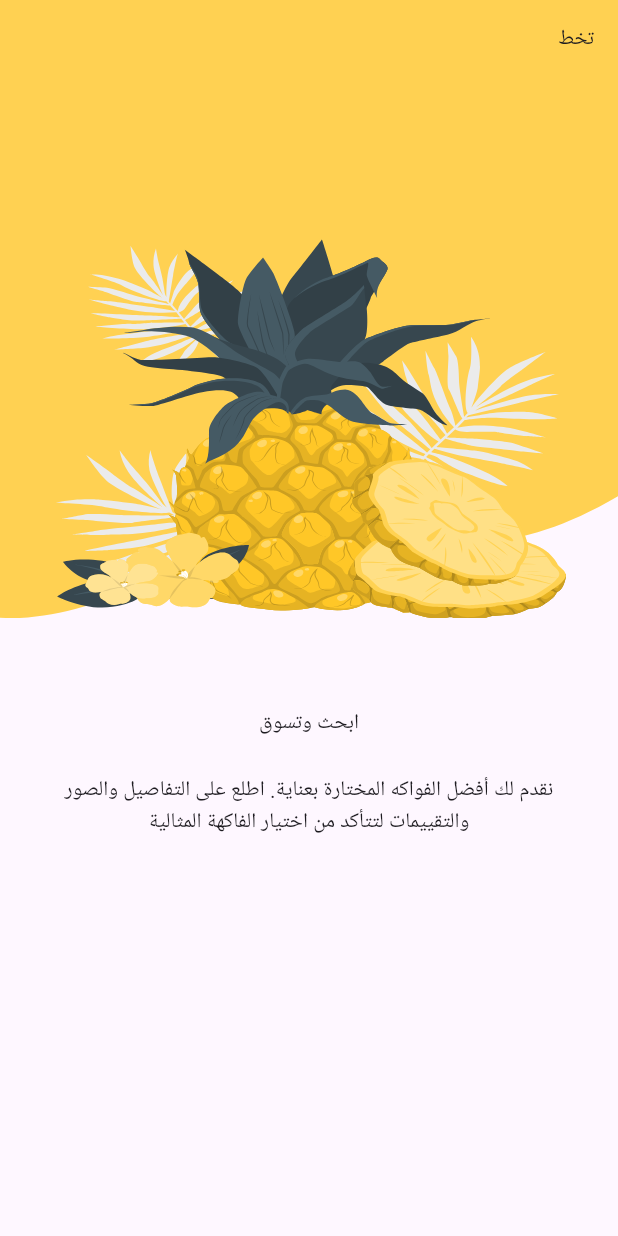
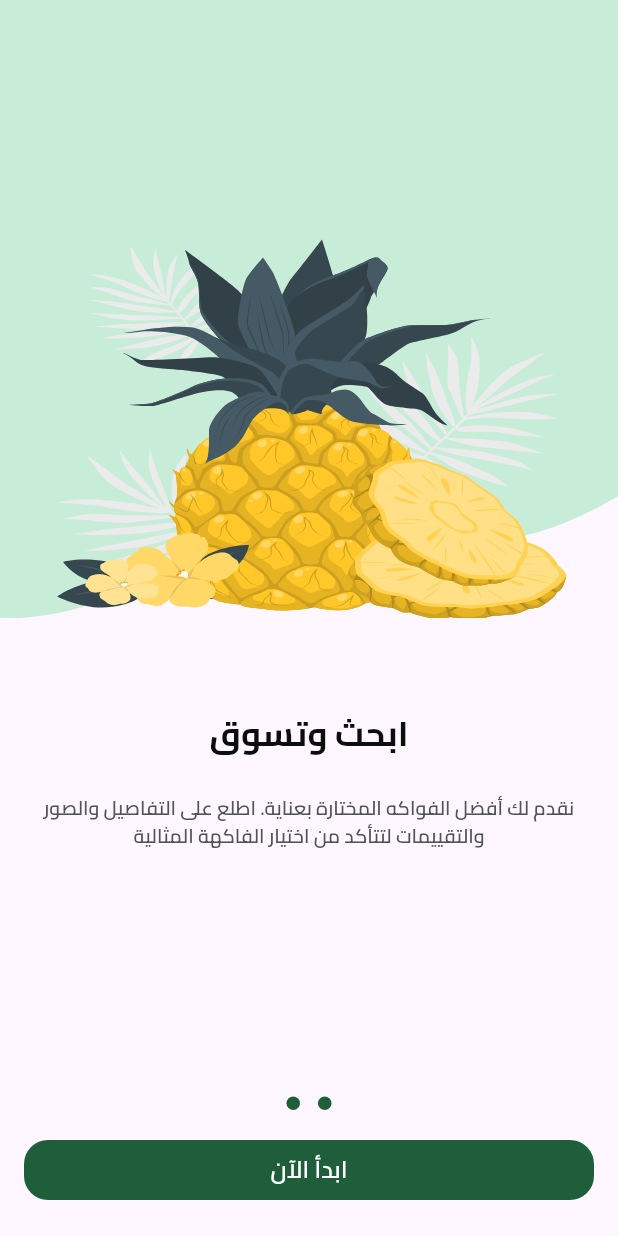
Before and after one commit to EslamAyman595/Fruits_App, a Flutter app: the screen it shows after launch, swiped to page 2, on a phone screen of 412 x 824 dp. Run offline on Flutter 3.47's test engine with Material 3 defaults, Android fonts, the phone set to English and light mode, and no system bars; drawn by our look-alikes of dots_indicator; our stand-ins replace flutter_svg.

Commit message:
add font family

```diff
--- /dev/null
+++ b/lib/constants.dart
@@ -0,0 +1 @@
+const kHorzontalPadding = 16.0;
--- a/lib/core/helper_functions/on_generate_route.dart
+++ b/lib/core/helper_functions/on_generate_route.dart
@@ -1,3 +1,4 @@
+import 'package:app_fruit/features/auth/presentation/views/login_view.dart';
 import 'package:app_fruit/features/on_boarding/presentation/views/on_boarding_view.dart';
 import 'package:app_fruit/features/splash/presenttion/views/splash_view.dart';
 import 'package:flutter/material.dart';
@@ -9,6 +10,8 @@ Route<dynamic> onGenerateRoute(RouteSettings settings) {
       return MaterialPageRoute(builder: (_) => const SplashView());
     case OnBoardingView.routeName:
       return MaterialPageRoute(builder: (_) => const OnBoardingView());
+      case LoginView.routeName:
+      return MaterialPageRoute(builder: (_) => const LoginView());
     // Define your routes here
     default:
       return MaterialPageRoute(
--- /dev/null
+++ b/lib/core/utils/app_colors.dart
@@ -0,0 +1,6 @@
+import 'package:flutter/material.dart';
+
+abstract class AppColors {
+  static const Color primaryColor = Color(0xFF1F5E3B);
+
+}
--- /dev/null
+++ b/lib/core/utils/styles.dart
@@ -0,0 +1,42 @@
+import 'package:flutter/cupertino.dart';
+
+abstract class Styles {
+  static const textStyle18 = TextStyle(
+    fontSize: 18,
+    fontWeight: FontWeight.w600,
+  );
+  static const textStyle20 = TextStyle(
+    fontSize: 20,
+    fontWeight: FontWeight.normal,
+  );
+  static const textStyle30 = TextStyle(
+    fontSize: 30,
+    fontWeight: FontWeight.w900,
+  //  fontFamily: kGtSectraFine,
+    letterSpacing: 1.2,
+  );
+  static const textStyle14 = TextStyle(
+    fontSize: 14,
+    fontWeight: FontWeight.normal,
+  );
+
+  static const textStyle16 = TextStyle(
+    fontSize: 16,
+    fontWeight: FontWeight.w600,
+     color: Color(0xFFFFFFFF),
+  );
+  static const textStyle23 = TextStyle(
+    fontSize: 23,
+      fontFamily: 'Cairo',
+    fontWeight: FontWeight.w700,
+    color: Color(0xFF0C0D0D),
+  );
+    static const textStyle13 = TextStyle(
+      fontFamily: 'Cairo',
+    fontSize: 13,
+    fontWeight: FontWeight.w600,
+    color: Color(0xFF4E5556),
+  );
+}
+
+const TextStyle textStyle = TextStyle();
--- /dev/null
+++ b/lib/core/widgets/custom_button.dart
@@ -0,0 +1,27 @@
+import 'package:app_fruit/core/utils/app_colors.dart';
+import 'package:flutter/material.dart';
+
+class CustomButton extends StatelessWidget {
+  const CustomButton({Key? key, this.onPressed, required this.text, this.style})
+      : super(key: key);
+  final void Function()? onPressed;
+  final String text;
+  final TextStyle? style;
+  @override
+  Widget build(BuildContext context) {
+    return SizedBox(
+      width: double.infinity,
+      child: TextButton(
+          style: TextButton.styleFrom(
+              backgroundColor: AppColors.primaryColor,
+
+              shape:
+                  RoundedRectangleBorder(borderRadius: BorderRadius.circular(16))),
+          onPressed: onPressed,
+          child: Text(
+            text,
+            style: style,
+          )),
+    );
+  }
+}
--- /dev/null
+++ b/lib/features/auth/presentation/views/login_view.dart
@@ -0,0 +1,10 @@
+import 'package:flutter/material.dart';
+
+class LoginView extends StatelessWidget {
+const LoginView({ Key? key }) : super(key: key);
+static const  routeName = 'loginView';
+  @override
+  Widget build(BuildContext context){
+    return Scaffold();
+  }
+}
--- a/lib/features/on_boarding/presentation/views/widgets/custom_widget_on_boarding.dart
+++ b/lib/features/on_boarding/presentation/views/widgets/custom_widget_on_boarding.dart
@@ -1,3 +1,4 @@
+import 'package:app_fruit/core/utils/styles.dart';
 import 'package:flutter/material.dart';
 import 'package:flutter_svg/svg.dart';
 
@@ -5,14 +6,16 @@ class CustomWidgetOnBoarding extends StatelessWidget {
   const CustomWidgetOnBoarding(
       {Key? key,required this.title, required this.subTitle,
       required this.assetName,
-      required this.backgroundImage})
+      required this.backgroundImage, required this.isVisible})
       : super(key: key);
 final Widget title;
 final String subTitle;
   final String assetName, backgroundImage;
+  final bool  isVisible;
   @override
   Widget build(BuildContext context) {
-    return Column(
+    return SingleChildScrollView(
+      child: Column(
         children: [
           SizedBox(
             width: double.infinity,
@@ -23,7 +26,6 @@ final String subTitle;
                     child: SvgPicture.asset(
                   backgroundImage,
                   fit: BoxFit.fill,
-                color: Colors.amber,
                 )),
                 Positioned(
                     right: 0,
@@ -33,9 +35,12 @@ final String subTitle;
                       assetName,
                       fit: BoxFit.fill,
                     )),
-              Padding(
+                Visibility(
+                  visible: isVisible,
+                  child: Padding(
                     padding: const EdgeInsets.all(16.0),
-                child: const Text('تخط'),
+                    child:  Text('تخط',style: Styles.textStyle13.copyWith(fontWeight: FontWeight.w400),),
+                  ),
                 ),
               ],
             ),
@@ -46,8 +51,9 @@ final String subTitle;
        const SizedBox(height: 24,),
         Padding(
           padding: const EdgeInsets.symmetric(horizontal: 16.0),
-        child: Text(subTitle,textAlign: TextAlign.center)),
+          child: Text(subTitle,textAlign: TextAlign.center,style: Styles.textStyle13,)),
         ],
+      ),
     );
   }
 }
--- a/lib/features/on_boarding/presentation/views/widgets/on_boarding_page_view.dart
+++ b/lib/features/on_boarding/presentation/views/widgets/on_boarding_page_view.dart
@@ -1,40 +1,72 @@
 import 'package:app_fruit/core/utils/app_images.dart';
+import 'package:app_fruit/core/utils/styles.dart';
 import 'package:app_fruit/features/on_boarding/presentation/views/widgets/custom_widget_on_boarding.dart';
 import 'package:flutter/material.dart';
 
 class OnBoardingPageView extends StatelessWidget {
-const OnBoardingPageView({ Key? key }) : super(key: key);
-
+  const OnBoardingPageView({
+    Key? key,
+    required this.pageController,
+  }) : super(key: key);
+  final PageController pageController;
   @override
-  Widget build(BuildContext context){
+  Widget build(BuildContext context) {
     return PageView(
-      children: [
+      controller: pageController,
+      children:const [
         CustomWidgetOnBoarding(
+           isVisible: true,
+          // isVisible: pageController.hasClients
+          //     ? pageController.page!.round() == 0
+          //     : true,
           assetName: Assets.imagesOnboarding1,
           backgroundImage: Assets.imagesPageView1Backgroundimage,
-           title: Row(
-            mainAxisAlignment: MainAxisAlignment.center,
+          title: Text.rich(
+            TextSpan(
               children: [
-            Text('مرحبًا بك في '),
-            Text('Fruit'),
-            Text('HUB'),
-            ]),
-            subTitle:'اكتشف تجربة تسوق فريدة مع FruitHUB. استكشف مجموعتنا الواسعة من الفواكه الطازجة الممتازة واحصل على أفضل العروض والجودة العالية.',
+                TextSpan(
+                  text: 'مرحبًا بك في ',
+                  style: Styles.textStyle23,
+                ),
+                TextSpan(
+                  text: 'Fruit',
+                  style: TextStyle(
+                      fontWeight: FontWeight.bold, color: Colors.green),
+                ),
+                TextSpan(
+                  text: 'HUB',
+                  style: TextStyle(
+                      fontWeight: FontWeight.bold, color: Colors.yellow),
+                ),
+              ],
+            ),
+            textAlign: TextAlign.center,
+          ),
+
+          subTitle:
+              'اكتشف تجربة تسوق فريدة مع FruitHUB. استكشف مجموعتنا الواسعة من الفواكه الطازجة الممتازة واحصل على أفضل العروض والجودة العالية.',
         ),
         CustomWidgetOnBoarding(
+          isVisible: false,
+
+          // isVisible: pageController.hasClients
+          //     ? pageController.page!.round() == 0
+          //     : false,
+
           assetName: Assets.imagesOnboarding2,
           backgroundImage: Assets.imagesPageView2Backgroundimage,
-           title: Row(
-            mainAxisAlignment: MainAxisAlignment.center,
-            children: [
-            Text('ابحث وتسوق'),
-            // Text('Fruit'),
-            // Text('HUB'),
+          title:
+              const Row(mainAxisAlignment: MainAxisAlignment.center, children: [
+            Text(
+              'ابحث وتسوق',
+              style: Styles.textStyle23,
+            ),
+
           ]),
-            subTitle:'نقدم لك أفضل الفواكه المختارة بعناية. اطلع على التفاصيل والصور والتقييمات لتتأكد من اختيار الفاكهة المثالية',
+          subTitle:
+              'نقدم لك أفضل الفواكه المختارة بعناية. اطلع على التفاصيل والصور والتقييمات لتتأكد من اختيار الفاكهة المثالية',
         )
       ],
     );
-
   }
 }
--- a/lib/features/on_boarding/presentation/views/widgets/on_boarding_view_body.dart
+++ b/lib/features/on_boarding/presentation/views/widgets/on_boarding_view_body.dart
@@ -1,14 +1,77 @@
+import 'package:app_fruit/constants.dart';
+import 'package:app_fruit/core/utils/app_colors.dart';
+import 'package:app_fruit/core/utils/styles.dart';
+import 'package:app_fruit/core/widgets/custom_button.dart';
 import 'package:app_fruit/features/on_boarding/presentation/views/widgets/on_boarding_page_view.dart';
+import 'package:dots_indicator/dots_indicator.dart';
 import 'package:flutter/material.dart';
 
-class OnBoardingViewBody extends StatelessWidget {
-const OnBoardingViewBody({ Key? key }) : super(key: key);
+class OnBoardingViewBody extends StatefulWidget {
+  const OnBoardingViewBody({Key? key}) : super(key: key);
 
   @override
-  Widget build(BuildContext context){
+  State<OnBoardingViewBody> createState() => _OnBoardingViewBodyState();
+}
+
+class _OnBoardingViewBodyState extends State<OnBoardingViewBody> {
+  late PageController pageController;
+  var currentPage = 0;
+  @override
+  void initState() {
+   pageController = PageController();
+   pageController.addListener(() {
+    // if (pageController.hasClients && pageController.page != null) {
+    // setState(() {
+    //   currentPage = pageController.page!.round();
+    // });
+      setState(() {
+        currentPage = pageController.page!.round();
+      });
+   } );
+    super.initState();
+  }
+  dispose() {
+    pageController.dispose();
+    super.dispose();
+  }
+  @override
+  Widget build(BuildContext context) {
     return Column(
       children: [
-        Expanded(child: OnBoardingPageView())
+         Expanded(child: OnBoardingPageView(
+
+          pageController: pageController,
+        )),
+        DotsIndicator(
+          position: currentPage.toDouble(),
+          dotsCount: 2,
+        // position: 0,
+          decorator: DotsDecorator(
+            activeColor: AppColors.primaryColor,
+            color: currentPage==1?AppColors.primaryColor:
+            AppColors.primaryColor.withOpacity(0.5),
+          ),
+        ),
+       const   SizedBox(
+          height: 10,
+        ),
+        Visibility(
+          maintainAnimation:true ,
+          maintainSize: true,
+          maintainState: true,
+          visible: currentPage == 1 ? true : false,
+          child: Padding(
+            padding: const EdgeInsets.symmetric(horizontal: kHorzontalPadding),
+            child: CustomButton(
+              text: 'ابدأ الآن',
+              onPressed: () {},
+              style: Styles.textStyle16,
+            ),
+          ),
+        ),
+       const  SizedBox(
+          height: 20,
+        )
       ],
     );
   }
--- a/lib/main.dart
+++ b/lib/main.dart
@@ -14,6 +14,9 @@ const AppFruit({ Key? key }) : super(key: key);
   @override
   Widget build(BuildContext context){
     return MaterialApp(
+      theme: ThemeData(
+        fontFamily: 'Cairo',
+      ),
       localizationsDelegates:const [
                 S.delegate,
                 GlobalMaterialLocalizations.delegate,
```
Also changed, not shown: pubspec.yaml (+15 -15 lines), assets/font/Cairo-Bold.ttf (added), assets/font/Cairo-Medium.ttf (added), assets/font/Cairo-Regular.ttf (added), assets/font/Cairo-SemiBold.ttf (added), assets/images/page_view1_backgroundimage.svg, pubspec.lock. Lines whose indentation alone changed are shown as unchanged.
